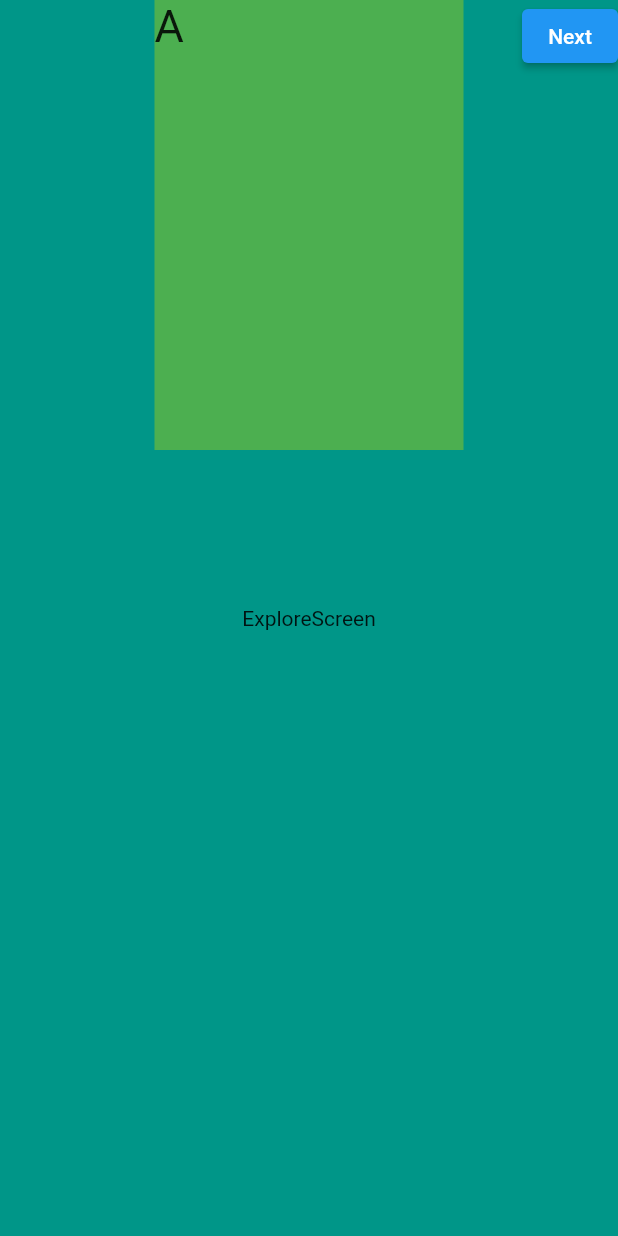
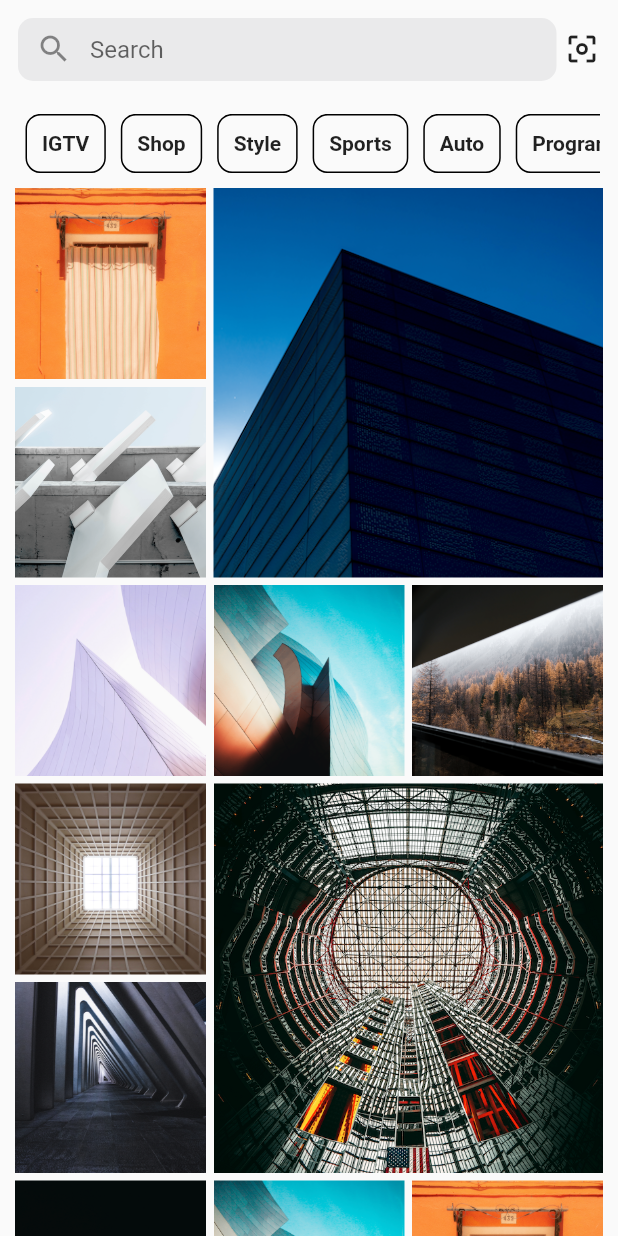
Before and after one commit to sasansafari/instagram_clone, a Flutter app: the ExploreScreen screen opened directly, on a phone screen of 412 x 824 dp. Run offline on Flutter 3.47's test engine with Material 2 defaults, Android fonts, the phone set to English and light mode, and no system bars; our stand-ins replace flutter_svg; missing offline and left inert: photo_manager.

Commit message:
refactor explore screen

```diff
--- a/lib/screens/mainscreen/explore_screen.dart
+++ b/lib/screens/mainscreen/explore_screen.dart
@@ -1,5 +1,6 @@
 import 'package:flutter/material.dart';
 import 'package:flutter_staggered_grid_view/flutter_staggered_grid_view.dart';
+import 'package:tec/extensions/space_xy_extension.dart';
 import 'package:tec/res/colors.dart';
 import 'package:tec/screens/constants/app_text_feild.dart';
 
@@ -7,138 +8,14 @@ import 'package:tec/screens/constants/app_text_feild.dart';
 class ExploreScreen extends StatefulWidget {
   const ExploreScreen({Key? key}) : super(key: key);
 
-  static const aState = 0;
-  static const bState = 1;
-  static const cState = 2;
-
   @override
   State<ExploreScreen> createState() => _ExploreScreenState();
 }
 
 class _ExploreScreenState extends State<ExploreScreen> {
-  List widgetsIndexList = [ExploreScreen.aState];
-  int counter = ExploreScreen.aState;
-
   @override
   Widget build(BuildContext context) {
-    return SafeArea(
-      child: Scaffold(
-        body: Stack(
-          alignment: Alignment.topCenter,
-          children: [
-            Container(
-              width: double.infinity,
-              height: double.infinity,
-              color: Colors.teal,
-              child: const Center(child: Text('ExploreScreen')),
-            ),
-            currentWidget(),
-            Row(
-              mainAxisAlignment: MainAxisAlignment.spaceBetween,
-              children: [
-                Visibility(
-                  visible: widgetsIndexList.last > widgetsIndexList.first,
-                  child: ElevatedButton(
-                    onPressed: () {
-                      setState(() {
-                        widgetsIndexList.remove(counter);
-                      });
-                      counter--;
-                    },
-                    child: const Text('Back'),
-                  ),
-                ),
-                Visibility(
-                  visible: widgetsIndexList.last < 2,
-                  child: ElevatedButton(
-                    onPressed: (() {
-                      counter++;
-                      setState(() {
-                        widgetsIndexList.add(counter);
-                      });
-                    }),
-                    child: const Text('Next'),
-                  ),
-                ),
-              ],
-            )
-          ],
-        ),
-      ),
-    );
-  }
-
-  Widget currentWidget() {
-    routeToC() {
-      setState(() {
-        widgetsIndexList.add(ExploreScreen.cState);
-      });
-    }
-
-    Widget widget = A(
-      onTap: routeToC,
-    );
-    switch (widgetsIndexList.last) {
-      case ExploreScreen.aState:
-        widget = A(
-          onTap: routeToC,
-        );
-        break;
-      case ExploreScreen.bState:
-        widget = const B();
-        break;
-      case ExploreScreen.cState:
-        widget = const C();
-        break;
-      default:
-    }
-    return widget;
-  }
-}
-
-// ignore: must_be_immutable
-class A extends StatelessWidget {
-  void Function() onTap;
-  A({Key? key, required this.onTap}) : super(key: key);
-
-  @override
-  Widget build(BuildContext context) {
-    return GestureDetector(
-      onTap: onTap,
-      child: Container(
-        color: Colors.green,
-        height: 300,
-        width: MediaQuery.of(context).size.width * .5,
-        child: const Text(
-          'A',
-          style: TextStyle(fontSize: 30),
-        ),
-      ),
-    );
-  }
-}
-
-class B extends StatelessWidget {
-  const B({Key? key}) : super(key: key);
-  @override
-  Widget build(BuildContext context) {
-    return Container(
-      color: Colors.red,
-      height: 300,
-      width: MediaQuery.of(context).size.width * .5,
-      child: const Text(
-        'B',
-        style: TextStyle(fontSize: 30),
-      ),
-    );
-  }
-}
-
-class C extends StatelessWidget {
-  const C({Key? key}) : super(key: key);
-  @override
-  Widget build(BuildContext context) {
-    Size size = MediaQuery.of(context).size;
+    final size = MediaQuery.of(context).size;
     return SafeArea(
       child: Scaffold(
         body: SizedBox(
@@ -147,11 +24,9 @@ class C extends StatelessWidget {
           child: Column(
             children: [
               _searchBar(size),
-              const SizedBox(height: 5),
+              5.0.spaceY,
               _tagBar(size),
-              const SizedBox(
-                height: 5,
-              ),
+              5.0.spaceY,
               _gridView(size)
             ],
           ),
@@ -177,9 +52,7 @@ class C extends StatelessWidget {
               prefixIcon: Icons.search,
             ),
           ),
-          const SizedBox(
-            width: 5,
-          ),
+          5.0.spaceX,
           const Icon(Icons.center_focus_weak_outlined)
         ],
       ),
@@ -243,8 +116,6 @@ class C extends StatelessWidget {
 
   _gridView(Size size) {
     return Expanded(
-      child: Container(
-        // color: Colors.amber,
       child: CustomScrollView(
         physics: const BouncingScrollPhysics(),
         slivers: [
@@ -253,14 +124,12 @@ class C extends StatelessWidget {
             sliver: SliverGrid(
               delegate: SliverChildBuilderDelegate(
                 ((context, index) {
-                    return Container(
-                      child: ClipRRect(
+                  return ClipRRect(
                     borderRadius:
                         const BorderRadius.all(Radius.circular(0)),
                     child: FittedBox(
                       fit: BoxFit.cover,
                       child: Image.asset('assets/images/item$index.png'),
-                        ),
                     ),
                   );
                 }),
@@ -284,7 +153,6 @@ class C extends StatelessWidget {
           )
         ],
       ),
-      ),
     );
   }
 }
```
Lines whose indentation alone changed are shown as unchanged.
